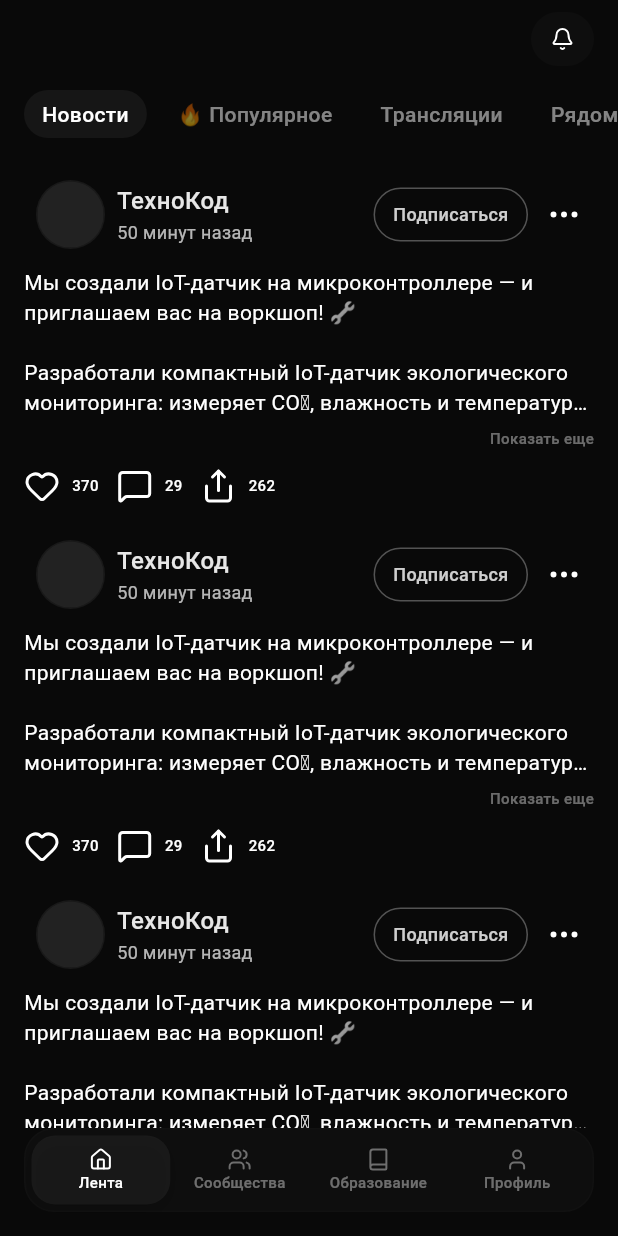
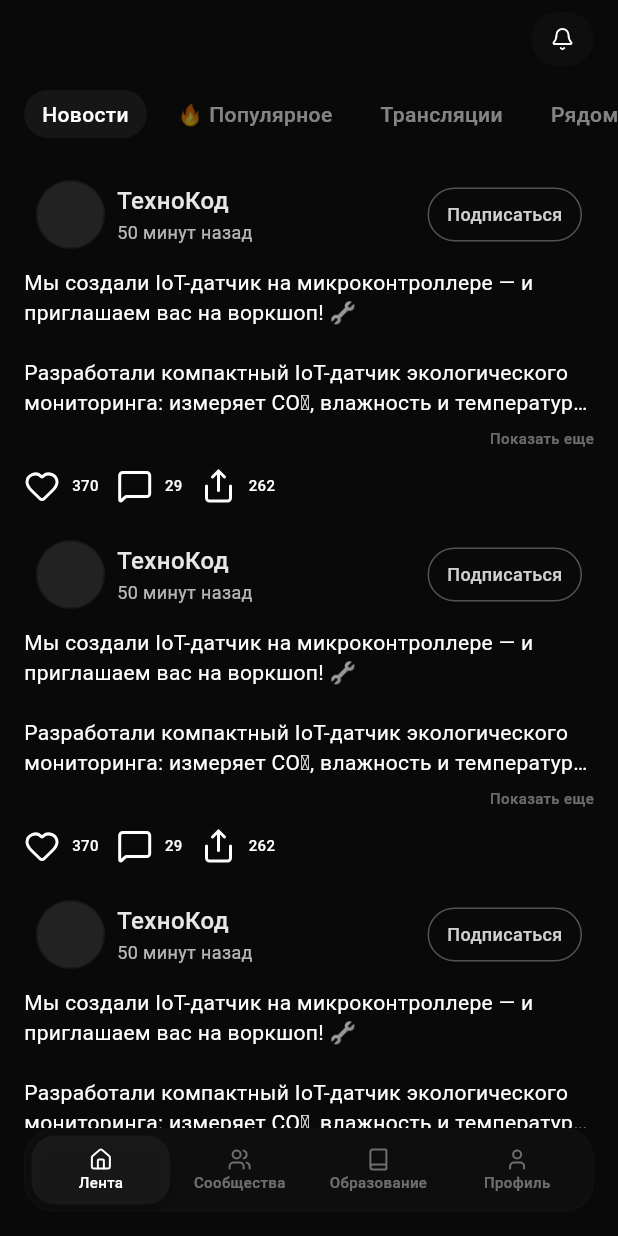
Before and after one commit to mosprom-hack/mosprom_mobile, a Flutter app: the screen it shows after launch, on a phone screen of 412 x 824 dp. Run offline on Flutter 3.47's test engine with Material 3 defaults, Android fonts, the phone set to English and light mode, and no system bars; our stand-ins replace dio, equatable, flutter_bloc, flutter_lucide, flutter_svg, freezed_annotation and 3 more; Roboto replaces fonts that are missing (SF Pro); project files that could hold a hidden picture were left out.

Commit message:
feat: Remove ellipsis button from CommunityPostCard widget

```diff
--- a/lib/presentation/widgets/community_post_card.dart
+++ b/lib/presentation/widgets/community_post_card.dart
@@ -79,15 +79,6 @@ class _CommunityPostCardState extends State<CommunityPostCard> {
             ),
           ),
           _buildSubscribeButton(colors),
-          const SizedBox(width: 12),
-          GestureDetector(
-            onTap: () {},
-            child: Icon(
-              LucideIcons.ellipsis,
-              size: 24,
-              color: colors.textPrimary,
-            ),
-          ),
         ],
       ),
     );
```
